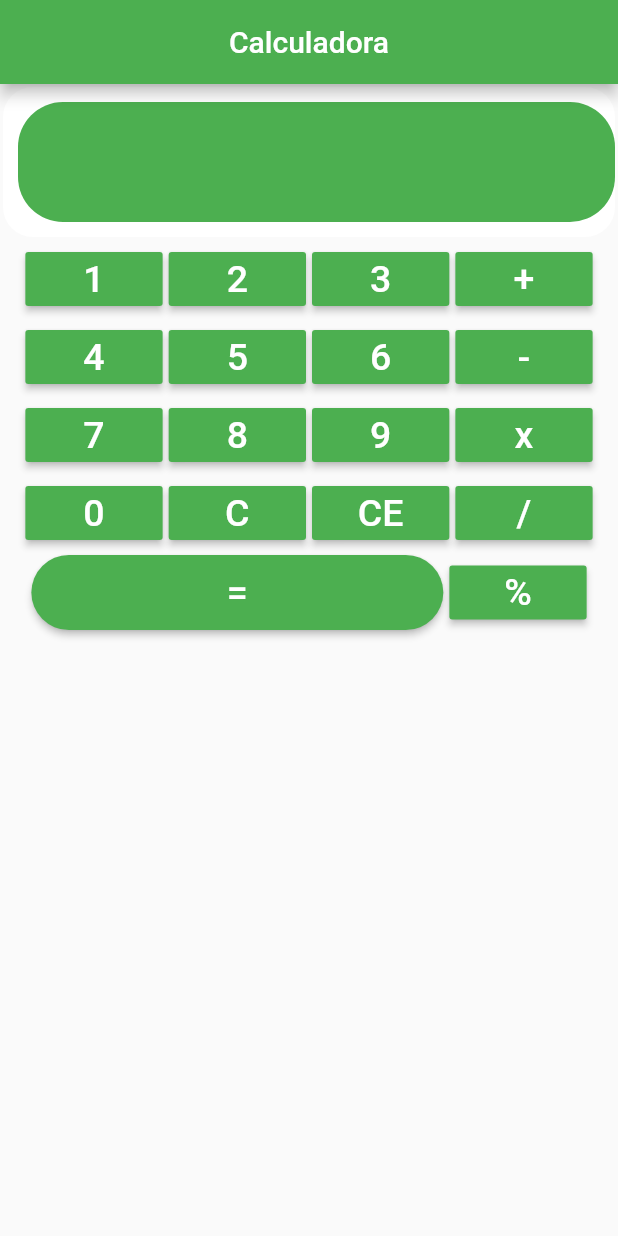
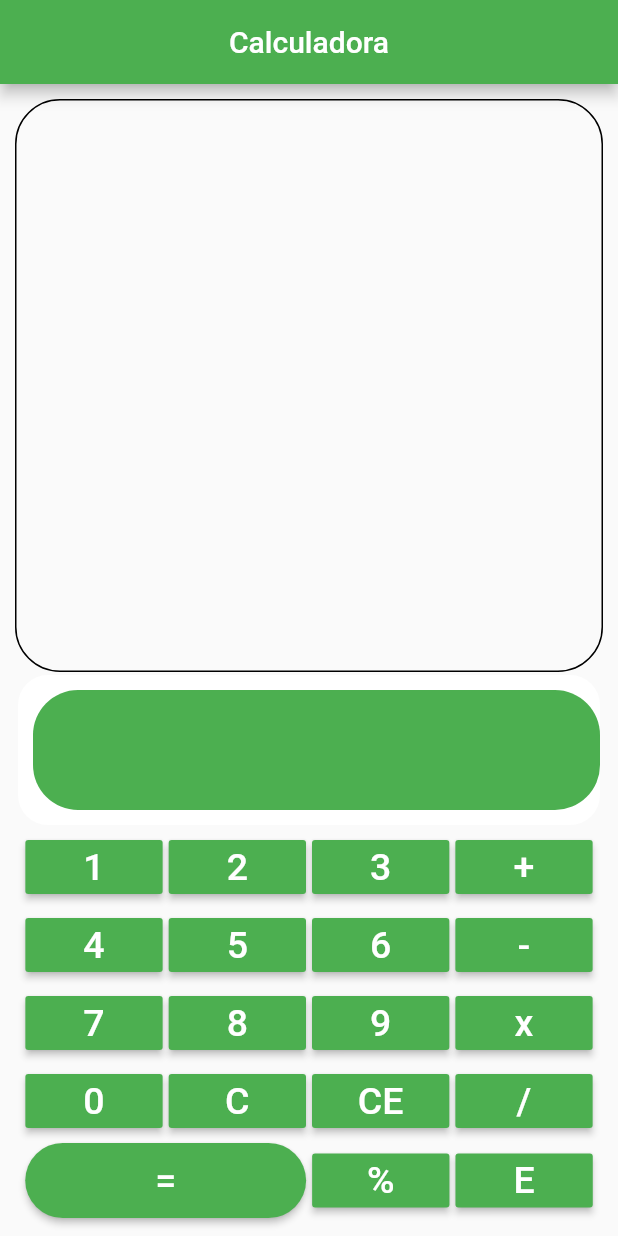
Before and after one commit to ajao123/calculator_flutter, a Flutter app: the screen it shows after launch, on a phone screen of 412 x 824 dp. Run offline on Flutter 3.47's test engine with Material 2 defaults, Android fonts, the phone set to English and light mode, and no system bars.

Commit message:
Lista Adicionada

```diff
--- a/lib/main.dart
+++ b/lib/main.dart
@@ -1,4 +1,8 @@
+import 'dart:convert';
+import 'dart:io';
+
 import 'package:flutter/material.dart';
+import 'package:path_provider/path_provider.dart';
 
 void main(){
   runApp(MaterialApp(
@@ -13,7 +17,35 @@ class HOME extends StatefulWidget {
 
 class _HOMEState extends State<HOME> {
 
+  List _toDoListOperations = [];
   final calculadoraController = TextEditingController();
+
+  void _addToDo(String operation){
+    setState(() {
+      _toDoListOperations.add(operation+calculadoraController.text);
+    });
+  }
+
+  Future<File> _getFile() async {
+    final directory = await getApplicationDocumentsDirectory();
+    return File("${directory.path}/data.json");
+  }
+
+  Future<File> _saveData() async{
+    String data = json.encode(_toDoListOperations);
+    final file = await _getFile();
+    return file.writeAsString(data);
+  }
+
+  Future<String> _readData() async{
+    try{
+      final file = await _getFile();
+
+      return file.readAsString();
+    }catch(e){
+      return null;
+    }
+  }
 
 
   double calcular(String expression){
@@ -85,9 +117,29 @@ class _HOMEState extends State<HOME> {
         centerTitle: true,
         backgroundColor: Colors.green,
       ),
-      body: Column(
+      body: Padding(padding: EdgeInsets.all(10.0),
+      child: Column(
         crossAxisAlignment: CrossAxisAlignment.stretch,
         children: <Widget>[
+          Expanded(
+              child: Container(
+                padding: EdgeInsets.all(10.0),
+                child:ListView.builder(
+                  itemCount: _toDoListOperations.length,
+                  itemBuilder: (context, index){
+                    return Container(
+                      child:
+                      Text(_toDoListOperations[index], style:
+                      TextStyle(color: Colors.greenAccent, fontSize: 40.0),textAlign: TextAlign.center,),
+                    );
+                  },
+                ),
+                decoration: BoxDecoration(
+                  border: new Border.all(color: Colors.black),
+                  borderRadius: new BorderRadius.circular(30.0),
+                ),
+              )
+          ),
 
           Padding(
               padding: EdgeInsets.all(2.0),
@@ -373,14 +425,16 @@ class _HOMEState extends State<HOME> {
                 padding: EdgeInsets.all(2.0),
                 child: Container(
 
-                  width: MediaQuery.of(context).size.width/1.5,
+                  width: MediaQuery.of(context).size.width/2.2,
                   height: 50.0,
                   child: RaisedButton(
                     shape: new RoundedRectangleBorder(
                       borderRadius: new BorderRadius.circular(30.0),
                     ),
                     onPressed: (){
-                      calculadoraController.text = calculadoraController.text+" = "+calcular(calculadoraController.text).toString();
+                      String operations = calculadoraController.text;
+                      calculadoraController.text = calcular(calculadoraController.text).toString();
+                      _addToDo(operations+" = ");
                     },
                     color: Colors.green,
                     child: Text("=",
@@ -402,13 +456,29 @@ class _HOMEState extends State<HOME> {
                   ),
                 ),
               ),
+              Padding(
+                padding: EdgeInsets.all(2.0),
+                child: Container(
+                  width: MediaQuery.of(context).size.width/4.5,
+                  child: RaisedButton(
+                    onPressed: (){
+                      setState(() {
+                        _toDoListOperations = [];
+                      });
+                    },
+                    color: Colors.green,
+                    child: Text("E",
+                        style: TextStyle(color: Colors.white, fontSize: 25.0)),
+                  ),
+                ),
+              ),
 
             ],
           ),
 
-
         ],
-      ),
+      )
+        ,)
     );
   }
 }
--- a/pubspec.yaml
+++ b/pubspec.yaml
@@ -23,6 +23,7 @@ dependencies:
   # The following adds the Cupertino Icons font to your application.
   # Use with the CupertinoIcons class for iOS style icons.
   cupertino_icons: ^0.1.2
+  path_provider: ^0.4.1
 
 dev_dependencies:
   flutter_test:
```
Also changed, not shown: pubspec.lock.
